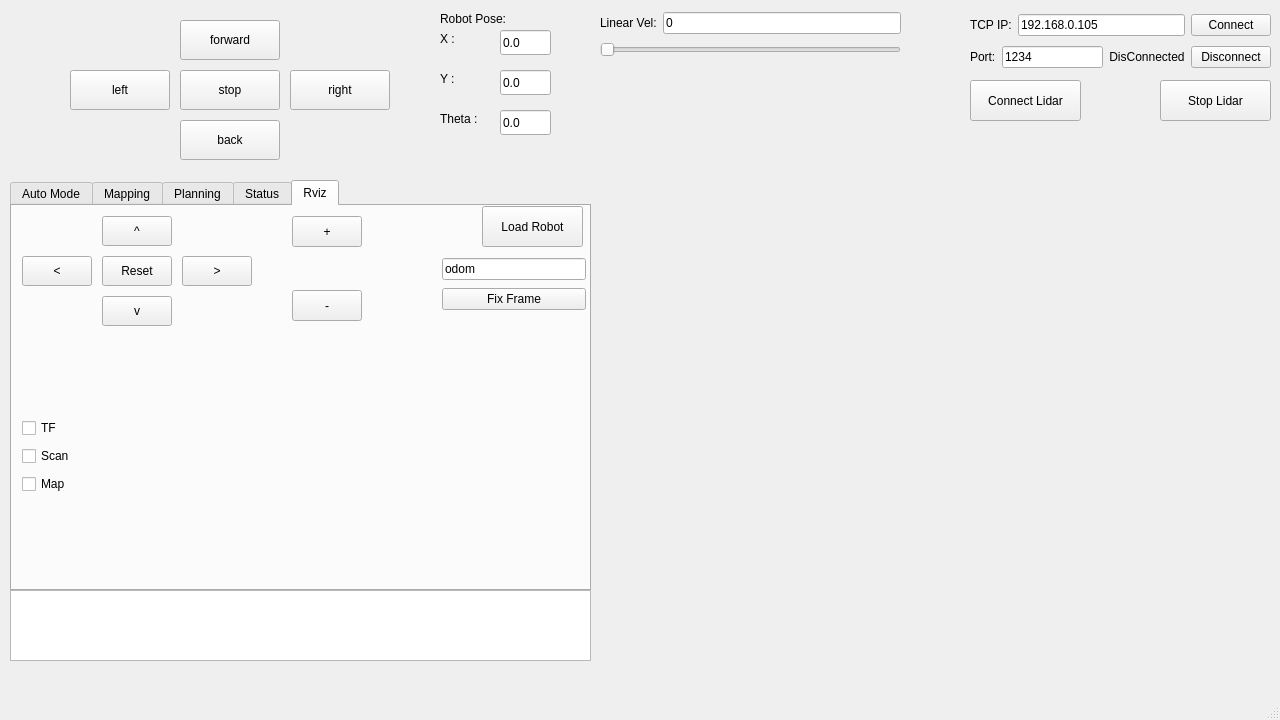
Above: QTApp/robot_gui/mainwindow.ui from hungmanh150602/robot_hokuyo before the change. Below: the same form after it.
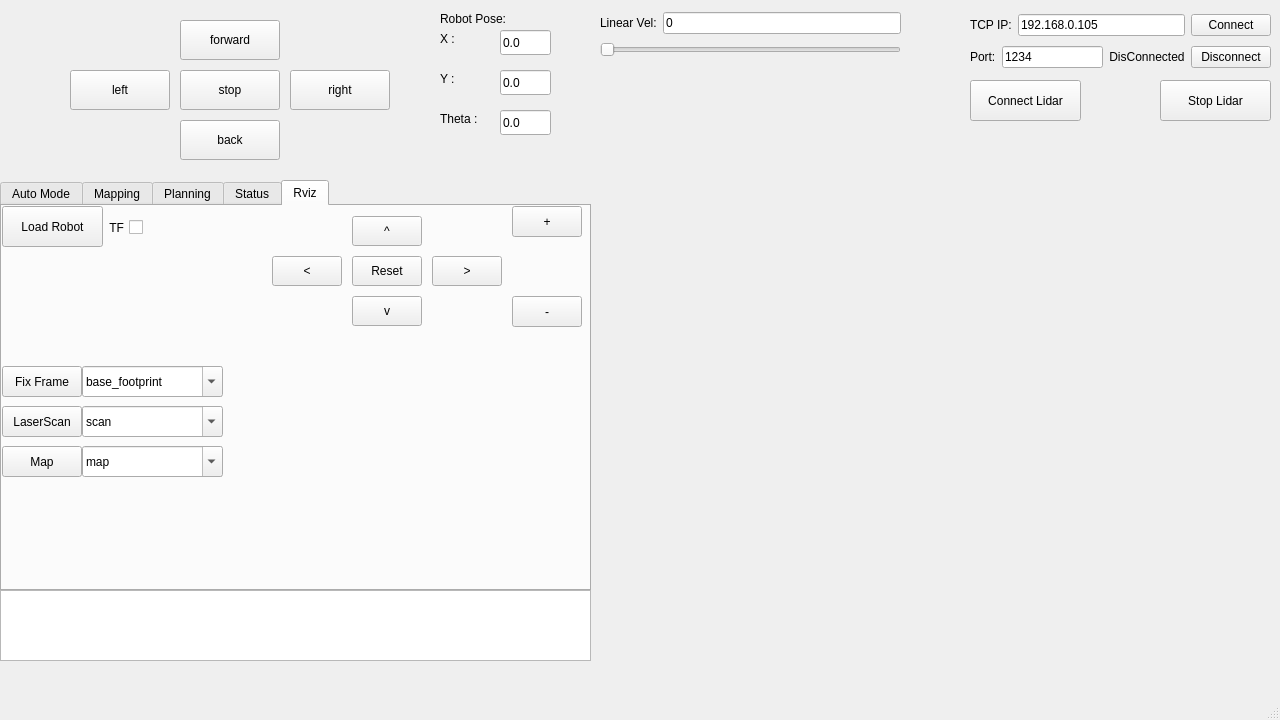
That is the form after the change. The open tabs and pages were chosen to show the change.

```diff
--- a/QTApp/robot_gui/mainwindow.ui
+++ b/QTApp/robot_gui/mainwindow.ui
@@ -109,9 +109,9 @@
    <widget class="QTabWidget" name="tabWidget">
     <property name="geometry">
      <rect>
-      <x>10</x>
+      <x>0</x>
       <y>180</y>
-      <width>581</width>
+      <width>591</width>
       <height>411</height>
      </rect>
     </property>
@@ -223,7 +223,7 @@
       </property>
       <property name="geometry">
        <rect>
-        <x>0</x>
+        <x>260</x>
         <y>10</y>
         <width>250</width>
         <height>110</height>
@@ -312,8 +312,8 @@
      <widget class="QPushButton" name="btnRvizZoomOut">
       <property name="geometry">
        <rect>
-        <x>280</x>
-        <y>10</y>
+        <x>510</x>
+        <y>0</y>
         <width>70</width>
         <height>31</height>
        </rect>
@@ -325,8 +325,8 @@
      <widget class="QPushButton" name="btnRvizZoomIn">
       <property name="geometry">
        <rect>
-        <x>280</x>
-        <y>84</y>
+        <x>510</x>
+        <y>90</y>
         <width>70</width>
         <height>31</height>
        </rect>
@@ -335,69 +335,10 @@
        <string>-</string>
       </property>
      </widget>
-     <widget class="QWidget" name="layoutWidget">
-      <property name="geometry">
-       <rect>
-        <x>430</x>
-        <y>50</y>
-        <width>144</width>
-        <height>58</height>
-       </rect>
-      </property>
-      <layout class="QVBoxLayout" name="verticalLayout_2">
-       <item>
-        <widget class="QLineEdit" name="lineEdit_3">
-         <property name="text">
-          <string>odom</string>
-         </property>
-        </widget>
-       </item>
-       <item>
-        <widget class="QPushButton" name="pushButton_5">
-         <property name="text">
-          <string>Fix Frame</string>
-         </property>
-        </widget>
-       </item>
-      </layout>
-     </widget>
-     <widget class="QWidget" name="layoutWidget">
-      <property name="geometry">
-       <rect>
-        <x>10</x>
-        <y>210</y>
-        <width>59</width>
-        <height>83</height>
-       </rect>
-      </property>
-      <layout class="QVBoxLayout" name="verticalLayout">
-       <item>
-        <widget class="QCheckBox" name="checkBox">
-         <property name="text">
-          <string>TF</string>
-         </property>
-        </widget>
-       </item>
-       <item>
-        <widget class="QCheckBox" name="checkBox_2">
-         <property name="text">
-          <string>Scan</string>
-         </property>
-        </widget>
-       </item>
-       <item>
-        <widget class="QCheckBox" name="checkBox_3">
-         <property name="text">
-          <string>Map</string>
-         </property>
-        </widget>
-       </item>
-      </layout>
-     </widget>
      <widget class="QPushButton" name="btn_LoadRobot">
       <property name="geometry">
        <rect>
-        <x>470</x>
+        <x>0</x>
         <y>0</y>
         <width>101</width>
         <height>41</height>
@@ -407,6 +348,169 @@
        <string>Load Robot</string>
       </property>
      </widget>
+     <widget class="QGroupBox" name="groupBox">
+      <property name="geometry">
+       <rect>
+        <x>0</x>
+        <y>160</y>
+        <width>221</width>
+        <height>41</height>
+       </rect>
+      </property>
+      <property name="styleSheet">
+       <string notr="true">QGroupBox {
+    border: none;
+}</string>
+      </property>
+      <property name="title">
+       <string/>
+      </property>
+      <widget class="QPushButton" name="pushButton_5">
+       <property name="geometry">
+        <rect>
+         <x>0</x>
+         <y>0</y>
+         <width>80</width>
+         <height>31</height>
+        </rect>
+       </property>
+       <property name="text">
+        <string>Fix Frame</string>
+       </property>
+      </widget>
+      <widget class="QComboBox" name="comboBox_FixFrame">
+       <property name="geometry">
+        <rect>
+         <x>80</x>
+         <y>0</y>
+         <width>141</width>
+         <height>31</height>
+        </rect>
+       </property>
+       <property name="editable">
+        <bool>true</bool>
+       </property>
+       <item>
+        <property name="text">
+         <string>base_footprint</string>
+        </property>
+       </item>
+      </widget>
+     </widget>
+     <widget class="QGroupBox" name="groupBox_3">
+      <property name="geometry">
+       <rect>
+        <x>0</x>
+        <y>200</y>
+        <width>221</width>
+        <height>41</height>
+       </rect>
+      </property>
+      <property name="styleSheet">
+       <string notr="true">QGroupBox {
+    border: none;
+}</string>
+      </property>
+      <property name="title">
+       <string/>
+      </property>
+      <widget class="QPushButton" name="btn_LaserScan">
+       <property name="geometry">
+        <rect>
+         <x>0</x>
+         <y>0</y>
+         <width>80</width>
+         <height>31</height>
+        </rect>
+       </property>
+       <property name="text">
+        <string>LaserScan</string>
+       </property>
+      </widget>
+      <widget class="QComboBox" name="comboBox_Laser">
+       <property name="geometry">
+        <rect>
+         <x>80</x>
+         <y>0</y>
+         <width>141</width>
+         <height>31</height>
+        </rect>
+       </property>
+       <property name="editable">
+        <bool>true</bool>
+       </property>
+       <item>
+        <property name="text">
+         <string>scan</string>
+        </property>
+       </item>
+      </widget>
+     </widget>
+     <widget class="QGroupBox" name="groupBox_4">
+      <property name="geometry">
+       <rect>
+        <x>0</x>
+        <y>240</y>
+        <width>221</width>
+        <height>41</height>
+       </rect>
+      </property>
+      <property name="styleSheet">
+       <string notr="true">QGroupBox {
+    border: none;
+}</string>
+      </property>
+      <property name="title">
+       <string/>
+      </property>
+      <widget class="QPushButton" name="btn_Maps">
+       <property name="geometry">
+        <rect>
+         <x>0</x>
+         <y>0</y>
+         <width>80</width>
+         <height>31</height>
+        </rect>
+       </property>
+       <property name="text">
+        <string>Map</string>
+       </property>
+      </widget>
+      <widget class="QComboBox" name="comboBox_Maps">
+       <property name="geometry">
+        <rect>
+         <x>80</x>
+         <y>0</y>
+         <width>141</width>
+         <height>31</height>
+        </rect>
+       </property>
+       <property name="editable">
+        <bool>true</bool>
+       </property>
+       <item>
+        <property name="text">
+         <string>map</string>
+        </property>
+       </item>
+      </widget>
+     </widget>
+     <widget class="QCheckBox" name="checkBox_TF">
+      <property name="geometry">
+       <rect>
+        <x>100</x>
+        <y>10</y>
+        <width>41</width>
+        <height>23</height>
+       </rect>
+      </property>
+      <property name="layoutDirection">
+       <enum>Qt::RightToLeft</enum>
+      </property>
+      <property name="text">
+       <string>TF</string>
+      </property>
+     </widget>
     </widget>
    </widget>
    <widget class="QGroupBox" name="groupBox_pose">
@@ -683,9 +787,9 @@
    <widget class="QTextEdit" name="textEdit_log">
     <property name="geometry">
      <rect>
-      <x>10</x>
+      <x>0</x>
       <y>590</y>
-      <width>581</width>
+      <width>591</width>
       <height>71</height>
      </rect>
     </property>
```
Left out of the diff: 2 changed lines with no effect on the pictures.
